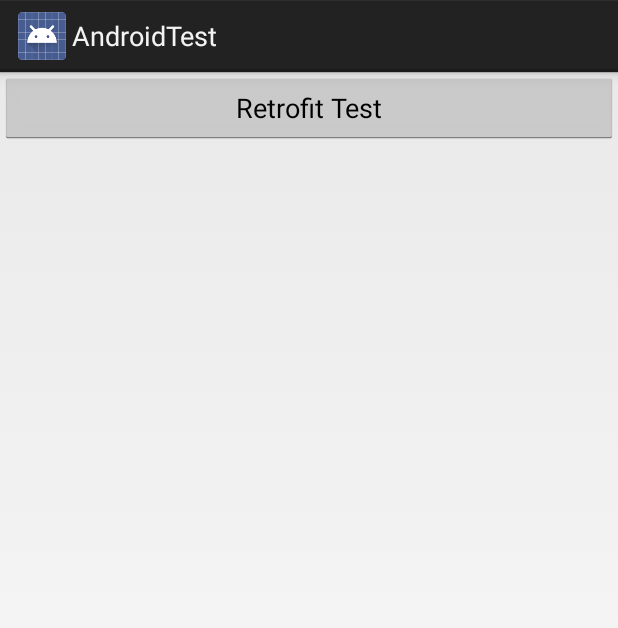
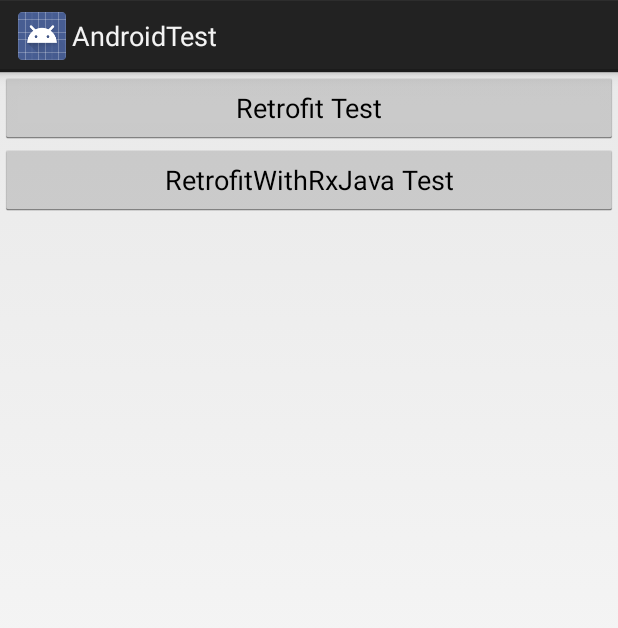
Before and after one commit to qiaolw/AndroidTest, an Android app: the QWRetrofitAty screen opened directly, with no data from a screen before it, on a phone screen of 412 x 824 dp. Shown: the top 628 px of the screen. Run offline under Robolectric (Android 15) with nearby library versions, the phone set to English and light mode, and no system bars; our stand-ins replace ButterKnife, RxJava.

Commit message:
retrofit rxjava use

```diff
--- a/app/build.gradle
+++ b/app/build.gradle
@@ -34,6 +34,8 @@ dependencies {
     annotationProcessor 'com.jakewharton:butterknife-compiler:8.8.1'
 
     implementation 'com.squareup.retrofit2:retrofit:2.4.0'
+    implementation 'com.squareup.retrofit2:adapter-rxjava2:2.3.0'
 
     implementation 'io.reactivex.rxjava2:rxjava:2.1.1'
+
 }
--- a/app/src/main/java/com/ydzncd/androidtest/Retrofit/AppUpdateService.java
+++ b/app/src/main/java/com/ydzncd/androidtest/Retrofit/AppUpdateService.java
@@ -1,5 +1,6 @@
 package com.ydzncd.androidtest.Retrofit;
 
+import io.reactivex.Observable;
 import okhttp3.ResponseBody;
 import retrofit2.Call;
 import retrofit2.http.GET;
@@ -7,6 +8,12 @@ import retrofit2.http.Query;
 
 public interface  AppUpdateService {
     @GET("YueDongService/app/getAppInfo.do?product=device")
-    Call<ResponseBody> getUpdateInfo(@Query("customerId") String customerId, @Query("language") String language,
-                                     @Query("appVersion") String appVersion, @Query("deviceVersion") String deviceVersion);
+    Observable<ResponseBody> getAppInfoWithRxjava(@Query("customerId") String customerId, @Query("language") String language,
+                                                  @Query("appVersion") String appVersion, @Query("deviceVersion") String deviceVersion);
+
+//    @GET("YueDongService/app/getAppInfo.do?product=device")
+//    Call<ResponseBody> getUpdateInfo(@Query("customerId") String customerId, @Query("language") String language,
+//                                     @Query("appVersion") String appVersion, @Query("deviceVersion") String deviceVersion);
+
+
 }
--- a/app/src/main/res/layout/activity_qwretrofit_aty.xml
+++ b/app/src/main/res/layout/activity_qwretrofit_aty.xml
@@ -12,4 +12,11 @@
         android:layout_width="match_parent"
         android:layout_height="wrap_content" />
 
+    <Button
+        android:id="@+id/bt_retrofitwithrxjava_test"
+        android:text="RetrofitWithRxJava Test"
+        app:layout_constraintTop_toBottomOf="@+id/bt_retrofit_test"
+        android:layout_width="match_parent"
+        android:layout_height="wrap_content" />
+
 </android.support.constraint.ConstraintLayout>
```
Also changed, not shown: app/src/main/java/com/ydzncd/androidtest/QWRetrofitAty.java (+44 -1 lines), app/src/main/java/com/ydzncd/androidtest/QWRxjavaAty.java (+6 -5 lines).
